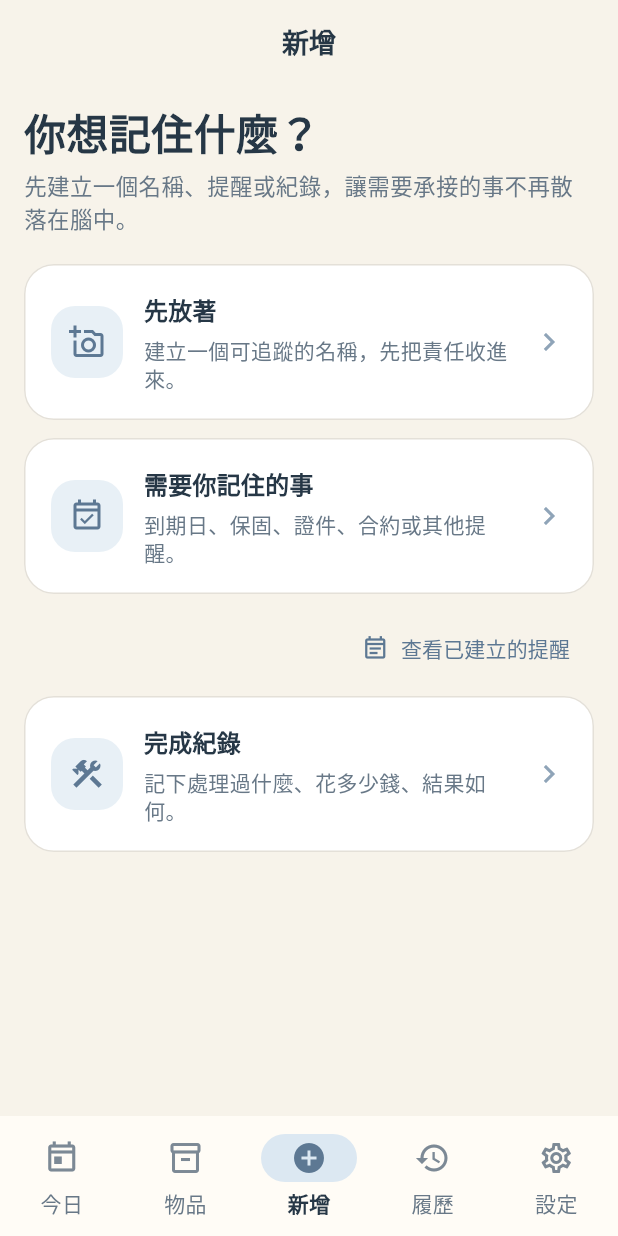
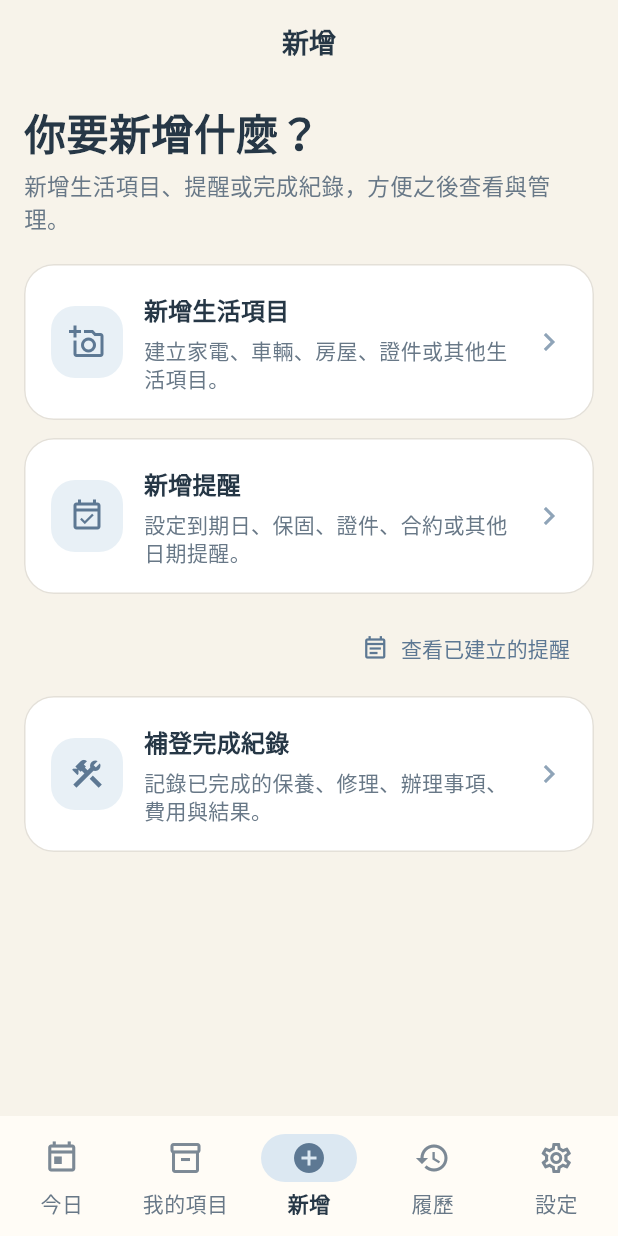
Before and after one commit to wkc50283-star/life-maintenance, a Flutter app: the screen it shows after launch, item 3 of the bottom bar chosen, on a phone screen of 412 x 824 dp. Run offline on Flutter 3.47's test engine with Material 3 defaults, Android fonts, the phone set to English and light mode, and no system bars; our stand-ins replace shared_preferences.

Commit message:
Replace PMS-era wording with direct life labels

```diff
--- a/lib/main.dart
+++ b/lib/main.dart
@@ -110,7 +110,7 @@ class _MainShellState extends State<MainShell> {
     SettingsScreen(),
   ];
 
-  final List<String> _titles = const ['今日', '物品', '新增', '履歷', '設定'];
+  final List<String> _titles = const ['今日', '我的項目', '新增', '履歷', '設定'];
 
   @override
   void initState() {
@@ -206,7 +206,7 @@ class _MainShellState extends State<MainShell> {
           NavigationDestination(
             icon: Icon(Icons.inventory_2_outlined),
             selectedIcon: Icon(Icons.inventory_2),
-            label: '物品',
+            label: '我的項目',
           ),
           NavigationDestination(
             icon: Icon(Icons.add_circle_outline),
--- a/lib/screens/add_screen.dart
+++ b/lib/screens/add_screen.dart
@@ -16,7 +16,7 @@ class AddScreen extends StatelessWidget {
       children: [
         const SizedBox(height: 8),
         const Text(
-          '你想記住什麼？',
+          '你要新增什麼？',
           style: TextStyle(
             color: Color(0xFF263746),
             fontSize: 28,
@@ -26,20 +26,20 @@ class AddScreen extends StatelessWidget {
         ),
         const SizedBox(height: 8),
         const Text(
-          '先建立一個名稱、提醒或紀錄，讓需要承接的事不再散落在腦中。',
+          '新增生活項目、提醒或完成紀錄，方便之後查看與管理。',
           style: TextStyle(color: Color(0xFF687887), fontSize: 15, height: 1.5),
         ),
         const SizedBox(height: 20),
         AddEntryCard(
           icon: Icons.add_a_photo_outlined,
-          title: '先放著',
-          description: '建立一個可追蹤的名稱，先把責任收進來。',
+          title: '新增生活項目',
+          description: '建立家電、車輛、房屋、證件或其他生活項目。',
           onTap: () => showAddItemPreviewSheet(context),
         ),
         AddEntryCard(
           icon: Icons.event_available_outlined,
-          title: '需要你記住的事',
-          description: '到期日、保固、證件、合約或其他提醒。',
+          title: '新增提醒',
+          description: '設定到期日、保固、證件、合約或其他日期提醒。',
           onTap: () => showExpiryReminderPreviewSheet(context),
         ),
         Align(
@@ -53,8 +53,8 @@ class AddScreen extends StatelessWidget {
         const SizedBox(height: 8),
         AddEntryCard(
           icon: Icons.construction_outlined,
-          title: '完成紀錄',
-          description: '記下處理過什麼、花多少錢、結果如何。',
+          title: '補登完成紀錄',
+          description: '記錄已完成的保養、修理、辦理事項、費用與結果。',
           onTap: () => showMaintenanceRecordPreviewSheet(context),
         ),
       ],
--- a/lib/screens/history_screen.dart
+++ b/lib/screens/history_screen.dart
@@ -176,7 +176,7 @@ _HistoryEntryData _historyEntryFor(MaintenanceRecord record, List<Item> items) {
   return _HistoryEntryData(
     date: _formatShortDate(record.date),
     title: record.title,
-    itemName: item?.name ?? '未命名物品',
+    itemName: item?.name ?? '未命名生活項目',
     recordType: _labelForRecordType(record.recordType),
     description: description,
     detailLines: [
@@ -208,7 +208,7 @@ MaintenanceRecordDetailData _detailDataFor(MaintenanceRecord record) {
     result: result,
     rows: [
       MaintenanceRecordDetailRow(label: '紀錄 ID', value: record.id),
-      MaintenanceRecordDetailRow(label: '物品 ID', value: record.itemId),
+      MaintenanceRecordDetailRow(label: '生活項目 ID', value: record.itemId),
       if (_nullableText(record.taskId) != null)
         MaintenanceRecordDetailRow(label: '任務 ID', value: record.taskId!),
       if (_nullableText(record.issueDescription) != null)
--- a/lib/screens/items_screen.dart
+++ b/lib/screens/items_screen.dart
@@ -216,7 +216,7 @@ class _EmptyItemsState extends StatelessWidget {
         border: Border.all(color: const Color(0xFFE4E0D8)),
       ),
       child: Text(
-        '目前還沒有項目。',
+        '目前還沒有生活項目。',
         style: Theme.of(context).textTheme.bodyMedium?.copyWith(
           color: const Color(0xFF687887),
           fontWeight: FontWeight.w600,
@@ -281,7 +281,7 @@ ItemDetailData _itemDetailDataFor(
     ..sort((a, b) => a.nextDueDate.compareTo(b.nextDueDate));
 
   return ItemDetailData(
-    title: '項目詳情',
+    title: '生活項目詳情',
     rows: [
       ItemDetailRow(label: '名稱', value: item.name),
       ItemDetailRow(label: '分類', value: _labelForCategory(item.category)),
@@ -332,7 +332,7 @@ ItemDetailData _itemDetailDataFor(
     reminders: [
       for (final schedule in sortedSchedules)
         ItemDetailReminder(
-          title: _nullableText(schedule.title) ?? '需要你記住的事',
+          title: _nullableText(schedule.title) ?? '提醒事項',
           dueDate: _formatDate(schedule.nextDueDate),
           status: _labelForScheduleStatus(schedule),
         ),
@@ -354,7 +354,7 @@ MaintenanceRecordDetailData _detailDataFor(MaintenanceRecord record) {
     result: result,
     rows: [
       MaintenanceRecordDetailRow(label: '紀錄 ID', value: record.id),
-      MaintenanceRecordDetailRow(label: '物品 ID', value: record.itemId),
+      MaintenanceRecordDetailRow(label: '生活項目 ID', value: record.itemId),
       if (_nullableText(record.taskId) != null)
         MaintenanceRecordDetailRow(label: '任務 ID', value: record.taskId!),
       if (_nullableText(record.issueDescription) != null)
--- a/lib/screens/today_screen.dart
+++ b/lib/screens/today_screen.dart
@@ -659,7 +659,7 @@ void _showManualExpiryReminderDetailSheet(
               ),
               const SizedBox(height: 18),
               Text(
-                '需要你記住的事',
+                '提醒事項',
                 style: Theme.of(context).textTheme.titleLarge?.copyWith(
                   color: const Color(0xFF263746),
                   fontWeight: FontWeight.w800,
@@ -669,7 +669,7 @@ void _showManualExpiryReminderDetailSheet(
               _ManualExpiryReminderDetailRow(label: '事項名稱', value: task.title),
               _ManualExpiryReminderDetailRow(
                 label: '所屬項目',
-                value: item?.name ?? '未命名物品',
+                value: item?.name ?? '未命名生活項目',
               ),
               _ManualExpiryReminderDetailRow(
                 label: '提醒日期',
@@ -741,7 +741,7 @@ TaskCardData _taskCardDataFor(
   final isManualExpiryReminder = _isManualExpiryReminderTask(task);
 
   return TaskCardData(
-    itemName: item?.name ?? '未命名物品',
+    itemName: item?.name ?? '未命名生活項目',
     taskName: task.title,
     cycle: '到期 ${_formatDate(task.dueDate)}',
     estimatedTime: isManualExpiryReminder
--- a/lib/services/maintenance_task_service.dart
+++ b/lib/services/maintenance_task_service.dart
@@ -62,7 +62,7 @@ class MaintenanceTaskService {
     }
 
     if (schedule.cardId == 'manual-expiry-reminder') {
-      return '需要你記住的事';
+      return '提醒事項';
     }
 
     return '保養提醒';
--- a/lib/widgets/add_item_preview_sheet.dart
+++ b/lib/widgets/add_item_preview_sheet.dart
@@ -54,7 +54,7 @@ class _AddItemPreviewFormState extends State<_AddItemPreviewForm> {
     if (name.isEmpty) {
       ScaffoldMessenger.of(context).showSnackBar(
         const SnackBar(
-          content: Text('請輸入項目名稱'),
+          content: Text('請輸入生活項目名稱'),
           behavior: SnackBarBehavior.floating,
         ),
       );
@@ -82,7 +82,7 @@ class _AddItemPreviewFormState extends State<_AddItemPreviewForm> {
     Navigator.of(context).pop();
     ScaffoldMessenger.of(context).showSnackBar(
       const SnackBar(
-        content: Text('已先放著'),
+        content: Text('已新增生活項目'),
         behavior: SnackBarBehavior.floating,
       ),
     );
@@ -117,7 +117,7 @@ class _AddItemPreviewFormState extends State<_AddItemPreviewForm> {
           ),
           const SizedBox(height: 18),
           Text(
-            '先放著',
+            '新增生活項目',
             style: Theme.of(context).textTheme.titleLarge?.copyWith(
               color: const Color(0xFF263746),
               fontWeight: FontWeight.w800,
@@ -125,14 +125,14 @@ class _AddItemPreviewFormState extends State<_AddItemPreviewForm> {
           ),
           const SizedBox(height: 6),
           Text(
-            '先留下名稱，需要時再回來補充或安排。',
+            '先填寫名稱，其他資料可以之後補充。',
             style: Theme.of(context).textTheme.bodyMedium?.copyWith(
               color: const Color(0xFF687887),
               height: 1.4,
             ),
           ),
           const SizedBox(height: 18),
-          PreviewTextField(label: '項目名稱', controller: _nameController),
+          PreviewTextField(label: '生活項目名稱', controller: _nameController),
           const SizedBox(height: 12),
           PreviewCategoryDropdown(
             value: _category,
--- a/lib/widgets/demo_data_notice.dart
+++ b/lib/widgets/demo_data_notice.dart
@@ -31,7 +31,7 @@ class DemoDataNotice extends StatelessWidget {
           const SizedBox(width: 12),
           Expanded(
             child: Text(
-              '物品與保養維修紀錄已可儲存到本機；目前尚未支援雲端同步。',
+              '生活項目與保養維修紀錄已可儲存到本機；目前尚未支援雲端同步。',
               style: Theme.of(context).textTheme.bodyMedium?.copyWith(
                 color: const Color(0xFF4D5D6B),
                 height: 1.45,
--- a/lib/widgets/expiry_reminder_preview_sheet.dart
+++ b/lib/widgets/expiry_reminder_preview_sheet.dart
@@ -61,7 +61,7 @@ class _ExpiryReminderPreviewFormState
     if (itemId == null) {
       ScaffoldMessenger.of(context).showSnackBar(
         const SnackBar(
-          content: Text('請選擇項目'),
+          content: Text('請選擇生活項目'),
           behavior: SnackBarBehavior.floating,
         ),
       );
@@ -104,7 +104,7 @@ class _ExpiryReminderPreviewFormState
     Navigator.of(context).pop();
     messenger.showSnackBar(
       const SnackBar(
-        content: Text('需要你記住的事已儲存'),
+        content: Text('提醒已儲存'),
         behavior: SnackBarBehavior.floating,
       ),
     );
@@ -149,7 +149,7 @@ class _ExpiryReminderPreviewFormState
           ),
           const SizedBox(height: 18),
           Text(
-            '需要你記住的事',
+            '新增提醒',
             style: Theme.of(context).textTheme.titleLarge?.copyWith(
               color: const Color(0xFF263746),
               fontWeight: FontWeight.w800,
@@ -157,7 +157,7 @@ class _ExpiryReminderPreviewFormState
           ),
           const SizedBox(height: 6),
           Text(
-            '記下到期日、保固、證件、合約等需要留意的時間，完成後會儲存到本機。',
+            '設定到期日、保固、證件、合約或其他需要留意的日期。',
             style: Theme.of(context).textTheme.bodyMedium?.copyWith(
               color: const Color(0xFF687887),
               height: 1.4,
@@ -174,7 +174,7 @@ class _ExpiryReminderPreviewFormState
             },
           ),
           const SizedBox(height: 12),
-          PreviewTextField(label: '事項名稱', controller: _titleController),
+          PreviewTextField(label: '提醒名稱', controller: _titleController),
           const SizedBox(height: 12),
           PreviewTextField(
             label: '提醒日期',
--- a/lib/widgets/item_detail_sheet.dart
+++ b/lib/widgets/item_detail_sheet.dart
@@ -164,7 +164,7 @@ class _RemindersSection extends StatelessWidget {
         crossAxisAlignment: CrossAxisAlignment.start,
         children: [
           Text(
-            '需要你記住的事',
+            '提醒事項',
             style: Theme.of(context).textTheme.titleSmall?.copyWith(
               color: const Color(0xFF263746),
               fontWeight: FontWeight.w800,
@@ -173,7 +173,7 @@ class _RemindersSection extends StatelessWidget {
           const SizedBox(height: 8),
           if (reminders.isEmpty)
             Text(
-              '目前沒有需要你記住的事',
+              '目前沒有提醒事項',
               style: Theme.of(context).textTheme.bodyMedium?.copyWith(
                 color: const Color(0xFF4D5D6B),
                 fontWeight: FontWeight.w700,
--- a/lib/widgets/items_header.dart
+++ b/lib/widgets/items_header.dart
@@ -26,7 +26,7 @@ class ItemsHeader extends StatelessWidget {
           ),
           SizedBox(height: 8),
           Text(
-            '一個項目，一組提醒，一份長期紀錄。',
+            '集中管理家電、車輛、房屋、證件與其他生活內容。',
             style: TextStyle(
               color: Color(0xFF687887),
               fontSize: 15,
--- a/lib/widgets/maintenance_record_preview_sheet.dart
+++ b/lib/widgets/maintenance_record_preview_sheet.dart
@@ -58,7 +58,7 @@ class _MaintenanceRecordPreviewFormState
     if (itemId == null) {
       ScaffoldMessenger.of(context).showSnackBar(
         const SnackBar(
-          content: Text('請選擇項目'),
+          content: Text('請選擇生活項目'),
           behavior: SnackBarBehavior.floating,
         ),
       );
@@ -124,7 +124,7 @@ class _MaintenanceRecordPreviewFormState
           ),
           const SizedBox(height: 18),
           Text(
-            '完成紀錄',
+            '補登完成紀錄',
             style: Theme.of(context).textTheme.titleLarge?.copyWith(
               color: const Color(0xFF263746),
               fontWeight: FontWeight.w800,
@@ -132,7 +132,7 @@ class _MaintenanceRecordPreviewFormState
           ),
           const SizedBox(height: 6),
           Text(
-            '記下已完成的處理內容、費用與備註，按下儲存後會保存到本機。',
+            '記錄已完成的保養、修理、辦理事項、費用與結果。',
             style: Theme.of(context).textTheme.bodyMedium?.copyWith(
               color: const Color(0xFF687887),
               height: 1.4,
--- a/lib/widgets/preview_form_fields.dart
+++ b/lib/widgets/preview_form_fields.dart
@@ -90,8 +90,8 @@ class _PreviewItemDropdownState extends State<PreviewItemDropdown> {
 
     return DropdownButtonFormField<String>(
       initialValue: selectedValue,
-      decoration: _previewInputDecoration('選擇物品'),
-      hint: Text(isDisabled ? '請先建立「先放著」項目' : '請選擇物品'),
+      decoration: _previewInputDecoration('選擇生活項目'),
+      hint: Text(isDisabled ? '請先新增生活項目' : '請選擇生活項目'),
       dropdownColor: const Color(0xFFFFFCF6),
       borderRadius: BorderRadius.circular(16),
       iconEnabledColor: const Color(0xFF5D7893),
--- a/lib/widgets/reminder_list_sheet.dart
+++ b/lib/widgets/reminder_list_sheet.dart
@@ -91,7 +91,7 @@ class _ReminderListSheetState extends State<_ReminderListSheet> {
           ),
           const SizedBox(height: 18),
           Text(
-            '需要你記住的事',
+            '提醒與到期事項',
             style: Theme.of(context).textTheme.titleLarge?.copyWith(
               color: const Color(0xFF263746),
               fontWeight: FontWeight.w800,
@@ -156,7 +156,7 @@ class _EmptyReminderState extends StatelessWidget {
         border: Border.all(color: const Color(0xFFE4E0D8)),
       ),
       child: Text(
-        '目前沒有需要你記住的事',
+        '目前沒有已建立的提醒',
         style: Theme.of(context).textTheme.bodyMedium?.copyWith(
           color: const Color(0xFF4D5D6B),
           fontWeight: FontWeight.w700,
@@ -199,7 +199,7 @@ class _ReminderTile extends StatelessWidget {
           crossAxisAlignment: CrossAxisAlignment.start,
           children: [
             Text(
-              '事項名稱',
+              '提醒名稱',
               style: Theme.of(context).textTheme.labelMedium?.copyWith(
                 color: const Color(0xFF5D7893),
                 fontWeight: FontWeight.w800,
@@ -218,7 +218,7 @@ class _ReminderTile extends StatelessWidget {
               spacing: 8,
               runSpacing: 8,
               children: [
-                _ReminderTag(label: '所屬項目：$itemName'),
+                _ReminderTag(label: '所屬生活項目：$itemName'),
                 _ReminderTag(label: '提醒日期：$dueDate'),
                 _ReminderTag(label: '狀態：$status'),
               ],
@@ -273,15 +273,15 @@ void _showReminderDetailSheet(
               ),
               const SizedBox(height: 18),
               Text(
-                '事項詳情',
+                '提醒詳情',
                 style: Theme.of(context).textTheme.titleLarge?.copyWith(
                   color: const Color(0xFF263746),
                   fontWeight: FontWeight.w800,
                 ),
               ),
               const SizedBox(height: 18),
-              _ReminderDetailRow(label: '事項名稱', value: title),
-              _ReminderDetailRow(label: '所屬項目', value: itemName),
+              _ReminderDetailRow(label: '提醒名稱', value: title),
+              _ReminderDetailRow(label: '所屬生活項目', value: itemName),
               _ReminderDetailRow(label: '提醒日期', value: dueDate),
               _ReminderDetailRow(label: '狀態', value: status),
               if (schedule.status == ScheduleStatus.active) ...[
@@ -445,7 +445,7 @@ void _showEditReminderTitleSheet(
               TextField(
                 controller: titleController,
                 decoration: InputDecoration(
-                  labelText: '事項名稱',
+                  labelText: '提醒名稱',
                   filled: true,
                   fillColor: const Color(0xFFFFFCF6),
                   border: OutlineInputBorder(
@@ -819,7 +819,7 @@ class _ReminderTag extends StatelessWidget {
 String _titleForSchedule(Schedule schedule) {
   final title = schedule.title?.trim();
   if (title == null || title.isEmpty) {
-    return '需要你記住的事';
+    return '提醒事項';
   }
 
   return title;
@@ -832,7 +832,7 @@ String _itemNameForSchedule(Schedule schedule, List<Item> items) {
     }
   }
 
-  return '項目不存在';
+  return '生活項目不存在';
 }
 
 String _statusForSchedule(Schedule schedule) {
```
Also changed, not shown: 4 other files.
